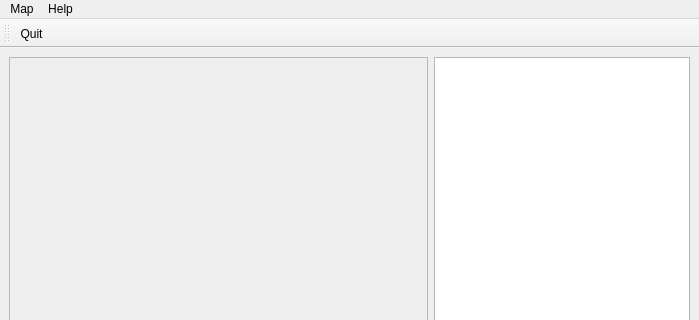
Old version of the form ui/mainwindow.ui in the repository podondra/wator; both pictures show x 0 to 699 and y 0 to 320 of the 699 by 600 pixel window.
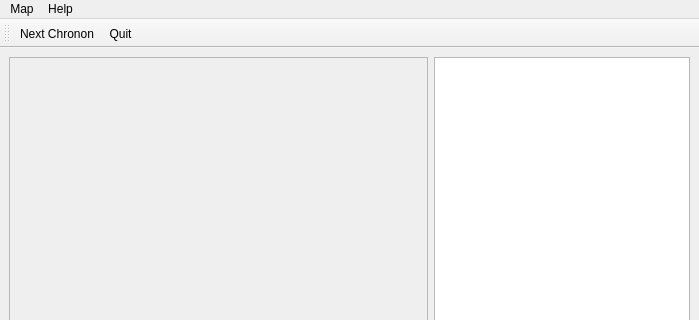
New version of the form.

Commit message: Implement next chronon button

Diff of the .ui file:
```diff
--- a/ui/mainwindow.ui
+++ b/ui/mainwindow.ui
@@ -80,6 +80,7 @@
    <attribute name="toolBarBreak">
     <bool>false</bool>
    </attribute>
+   <addaction name="actionNextChronon"/>
    <addaction name="actionQuit"/>
   </widget>
   <action name="actionQuit">
@@ -97,6 +98,11 @@
     <string>About</string>
    </property>
   </action>
+  <action name="actionNextChronon">
+   <property name="text">
+    <string> Next Chronon</string>
+   </property>
+  </action>
  </widget>
  <resources/>
  <connections>
```
Left out of the diff: 1 changed line with no effect on the pictures. The commit also changes 2 other files.
